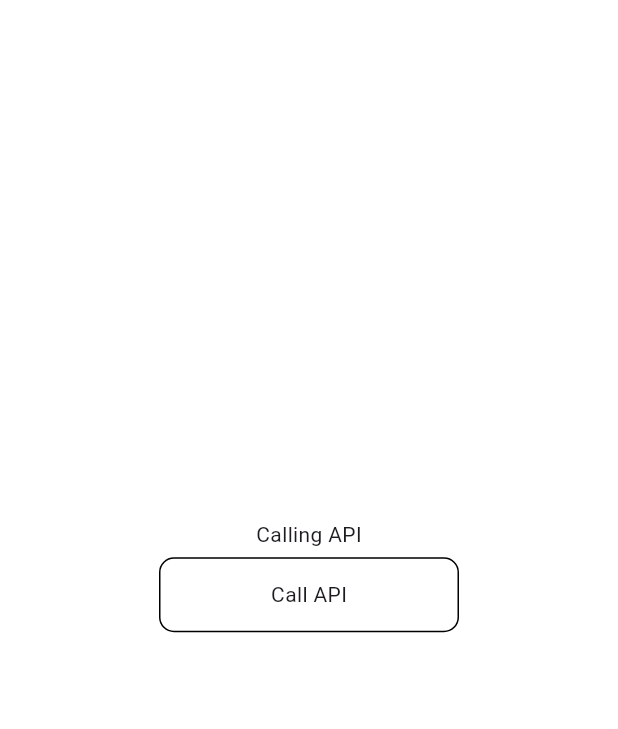
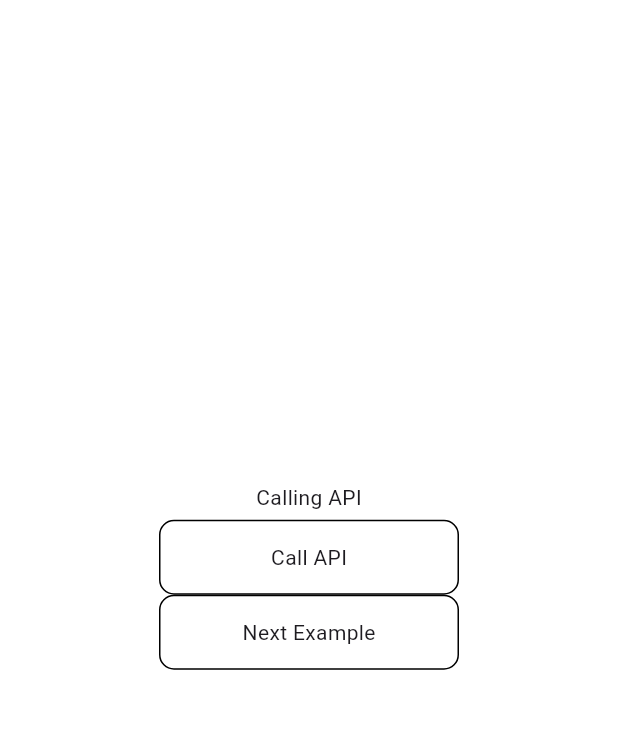
Before and after one commit to sakchyamdhaurali/flutter_api_call_basic, a Flutter app: the screen it shows after launch, on a phone screen of 412 x 824 dp, the part 84-813 px from its top. Run offline on Flutter 3.47's test engine with Material 3 defaults, Android fonts, the light colour scheme and no system bars; network calls fail.

Commit message:
new button

```diff
--- a/lib/views/home_screen.dart
+++ b/lib/views/home_screen.dart
@@ -119,6 +119,24 @@ class _HomeScreenState extends State<HomeScreen> {
               ),
             ),
           ),
+
+           GestureDetector(
+            onTap: () {
+
+            },
+            child: Container(
+              width: 200,
+              height: 50,
+              decoration: BoxDecoration(
+                color: Colors.transparent,
+                borderRadius: BorderRadius.circular(10),
+                border: Border.all(color: Colors.black),
+              ),
+              child: Center(
+                child: Text("Next Example"),
+              ),
+            ),
+          ),
         ],
       ),
     );
```
